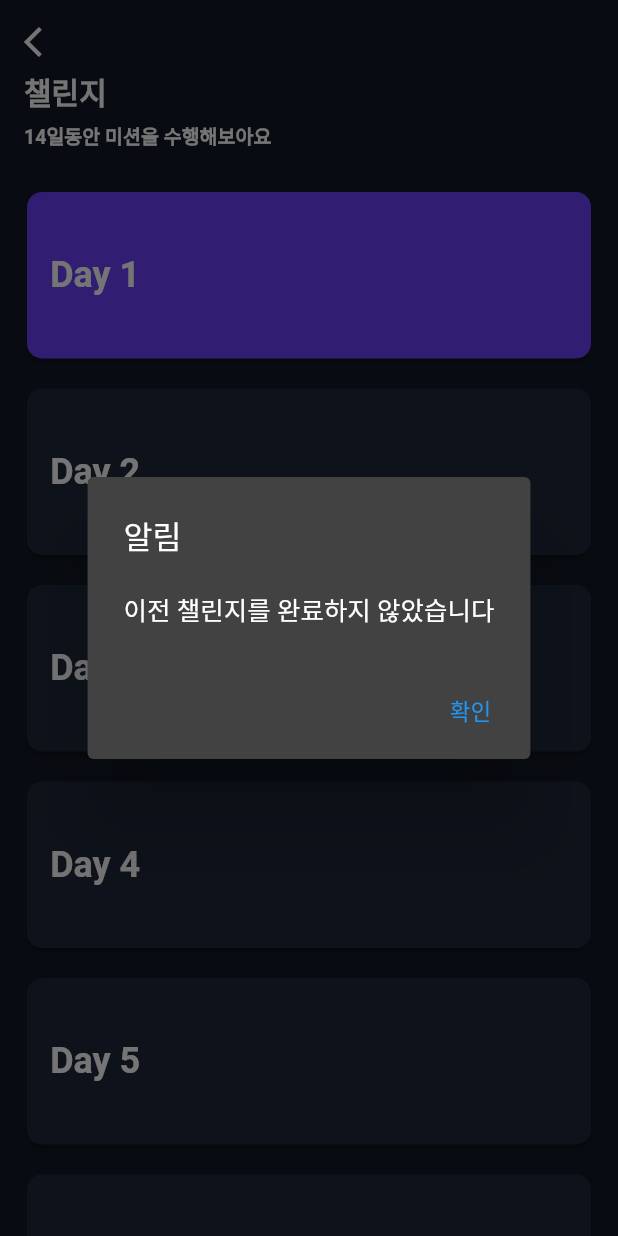
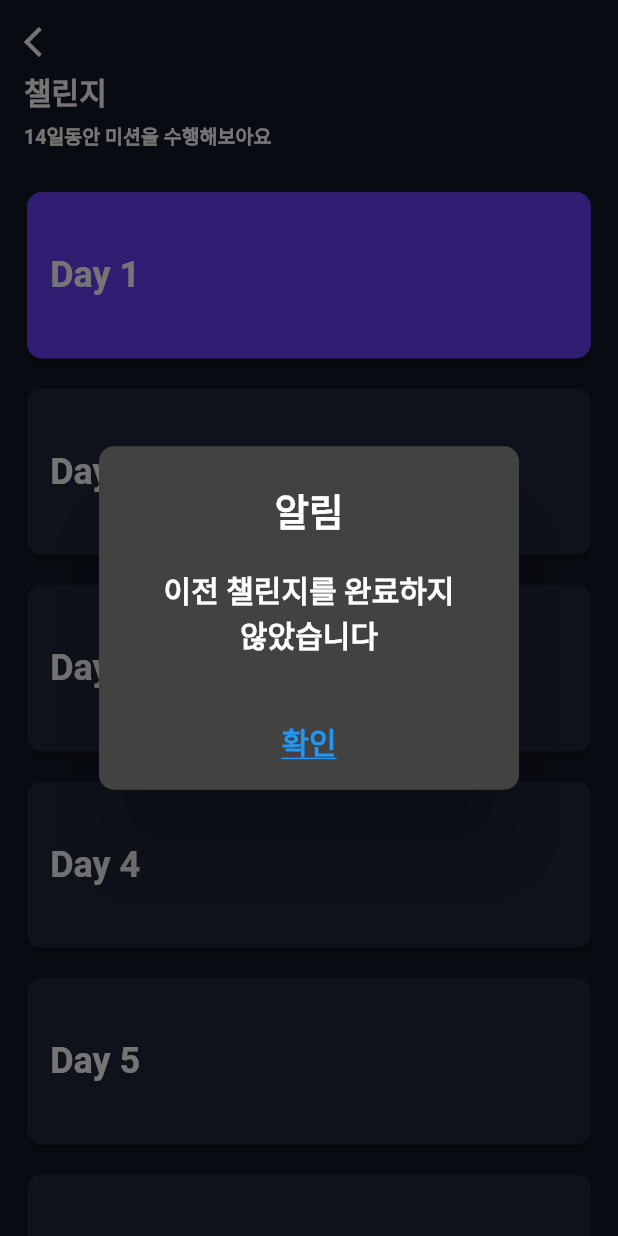
Before and after one commit to Miribyeol/MIRI-APP, a Flutter app: the ChallengeListScreen screen opened by its route, after a tap on an icon or button, on a phone screen of 412 x 824 dp. Run offline on Flutter 3.47's test engine with Material 2 defaults, Android fonts, the phone set to English and light mode, and no system bars; our stand-ins replace flutter_dotenv, flutter_secure_storage; missing offline and left inert: kakao_flutter_sdk; accounts and stored records are empty; network calls fail.

```diff
--- a/lib/screens/challenge.dart
+++ b/lib/screens/challenge.dart
@@ -78,7 +78,7 @@ class ChallengPage extends StatelessWidget {
   Widget build(BuildContext context) {
     return Scaffold(
       appBar: PreferredSize(
-        preferredSize: Size.fromHeight(60.0),
+        preferredSize: const Size.fromHeight(60.0),
         child: AppBar(
           leading: IconButton(
             icon: const Icon(Icons.arrow_back_ios),
@@ -86,7 +86,7 @@ class ChallengPage extends StatelessWidget {
               Navigator.pop(context);
             },
           ),
-          backgroundColor: Color(0xff6b42f8),
+          backgroundColor: const Color(0xff6b42f8),
           elevation: 0,
         ),
       ),
--- a/lib/screens/challenge_list.dart
+++ b/lib/screens/challenge_list.dart
@@ -70,7 +70,7 @@ class ChallengeListScreenState extends State<ChallengeListScreen> {
     return Scaffold(
       backgroundColor: const Color(0xff121824),
       appBar: PreferredSize(
-        preferredSize: Size.fromHeight(110.0),
+        preferredSize: const Size.fromHeight(110.0),
         child: AppBar(
           leading: IconButton(
             icon: const Icon(Icons.arrow_back_ios),
@@ -80,8 +80,8 @@ class ChallengeListScreenState extends State<ChallengeListScreen> {
           ),
           flexibleSpace: Container(
             padding: const EdgeInsets.only(left: 16.0),
-            color: Color(0xFF121824),
-            child: Column(
+            color: const Color(0xFF121824),
+            child: const Column(
               mainAxisAlignment: MainAxisAlignment.end,
               crossAxisAlignment: CrossAxisAlignment.start,
               children: [
@@ -104,7 +104,7 @@ class ChallengeListScreenState extends State<ChallengeListScreen> {
               ],
             ),
           ),
-          backgroundColor: Color(0xFF121824),
+          backgroundColor: const Color(0xFF121824),
           elevation: 0,
         ),
       ),
@@ -137,15 +137,38 @@ class ChallengeListScreenState extends State<ChallengeListScreen> {
                               context: context,
                               builder: (context) {
                                 return AlertDialog(
-                                  title: Text("알림"),
-                                  content: Text("이미 완료한 챌린지 입니다"),
+                                  shape: RoundedRectangleBorder(
+                                    borderRadius: BorderRadius.circular(10.0),
+                                  ),
+                                  title: const Text(
+                                    "알림",
+                                    textAlign: TextAlign.center,
+                                    style: TextStyle(
+                                        fontSize: 25,
+                                        fontWeight: FontWeight.bold),
+                                  ),
+                                  content: const Text(
+                                    "이미 완료한 챌린지입니다",
+                                    textAlign: TextAlign.center,
+                                    style: TextStyle(
+                                        fontSize: 20,
+                                        fontWeight: FontWeight.bold),
+                                  ),
+                                  actionsAlignment: MainAxisAlignment.center,
                                   actions: <Widget>[
                                     TextButton(
-                                      child: Text("확인"),
+                                      child: const Text(
+                                        "확인",
+                                        style: TextStyle(
+                                          fontSize: 20,
+                                          decoration: TextDecoration.underline,
+                                          fontWeight: FontWeight.bold,
+                                        ),
+                                      ),
                                       onPressed: () {
                                         Navigator.of(context).pop();
                                       },
-                                    )
+                                    ),
                                   ],
                                 );
                               },
@@ -158,11 +181,34 @@ class ChallengeListScreenState extends State<ChallengeListScreen> {
                               context: context,
                               builder: (context) {
                                 return AlertDialog(
-                                  title: Text("알림"),
-                                  content: Text("이전 챌린지를 완료하지 않았습니다"),
+                                  shape: RoundedRectangleBorder(
+                                    borderRadius: BorderRadius.circular(10.0),
+                                  ),
+                                  title: const Text(
+                                    "알림",
+                                    textAlign: TextAlign.center,
+                                    style: TextStyle(
+                                        fontSize: 25,
+                                        fontWeight: FontWeight.bold),
+                                  ),
+                                  content: const Text(
+                                    "이전 챌린지를 완료하지\n않았습니다",
+                                    textAlign: TextAlign.center,
+                                    style: TextStyle(
+                                        fontSize: 20,
+                                        fontWeight: FontWeight.bold),
+                                  ),
+                                  actionsAlignment: MainAxisAlignment.center,
                                   actions: <Widget>[
                                     TextButton(
-                                      child: Text("확인"),
+                                      child: const Text(
+                                        "확인",
+                                        style: TextStyle(
+                                          fontSize: 20,
+                                          decoration: TextDecoration.underline,
+                                          fontWeight: FontWeight.bold,
+                                        ),
+                                      ),
                                       onPressed: () {
                                         Navigator.of(context).pop();
                                       },
@@ -185,13 +231,13 @@ class ChallengeListScreenState extends State<ChallengeListScreen> {
                           backgroundColor: MaterialStateProperty.all<Color>(
                               // 챌린지를 완료한 경우 회색
                               challengeStep.contains(index + 1)
-                                  ? Color(0xff1F2839)
+                                  ? const Color(0xff1F2839)
                                   // 이전 챌린지를 완료하지 않은 경우 빨간색
                                   : (index + 1 >
                                           (challengeStep.isNotEmpty
                                               ? challengeStep.last + 1
                                               : 1))
-                                      ? Color(0xff1F2839)
+                                      ? const Color(0xff1F2839)
                                       // 그 외의 경우 기본 색상
                                       : const Color(0xff6B42F8)),
                           shape:
--- a/lib/screens/challenge_pop_up.dart
+++ b/lib/screens/challenge_pop_up.dart
@@ -24,7 +24,7 @@ class ChallengPopUpState extends State<ChallengPopUp> {
 //감정 선택후 전송기능
   Future<void> sendChallengeFeedbackToServer(List<String> emotions) async {
     try {
-      if (emotions.isEmpty || emotions.length > 3) {
+      if (emotions.isEmpty || emotions.length > 4) {
         print('최대 3개까지 선택하세요');
         return;
       }
--- a/lib/screens/mypage.dart
+++ b/lib/screens/mypage.dart
@@ -3,7 +3,9 @@ import 'package:flutter/material.dart';
 import 'package:flutter_secure_storage/flutter_secure_storage.dart'; // 추가
 
 class MypageScreen extends StatelessWidget {
-  final FlutterSecureStorage _storage = const FlutterSecureStorage(); // 추가
+  final FlutterSecureStorage _storage = const FlutterSecureStorage();
+
+  const MypageScreen({super.key}); // 추가
 
   Future<void> _logout(context) async {
     await _storage.delete(key: 'jwt_token'); // jwt_token 토큰값 삭제
--- a/lib/screens/mypage_pet_info.dart
+++ b/lib/screens/mypage_pet_info.dart
@@ -173,9 +173,9 @@ class AnimalScreenState extends State<AnimalScreen> {
     return Scaffold(
       appBar: AppBar(
         title: const Text('반려동물 정보 관리',
-        style: TextStyle(
-          fontWeight:FontWeight.bold,
-        )),
+            style: TextStyle(
+              fontWeight: FontWeight.bold,
+            )),
         centerTitle: true,
         leading: IconButton(
           icon: const Icon(Icons.arrow_back),
--- a/lib/screens/onboarding.dart
+++ b/lib/screens/onboarding.dart
@@ -164,6 +164,8 @@ class OnboardingScreen extends StatelessWidget {
 }
 
 class LogoScreen extends StatefulWidget {
+  const LogoScreen({super.key});
+
   @override
   _LogoScreenState createState() => _LogoScreenState();
 }
@@ -174,7 +176,7 @@ class _LogoScreenState extends State<LogoScreen> {
     super.initState();
 
     // 3초 동안 대기 후 start.dart 화면으로 이동
-    Future.delayed(Duration(seconds: 1), () {
+    Future.delayed(const Duration(seconds: 1), () {
       Navigator.of(context).pushReplacementNamed('/start');
     });
   }
--- a/lib/screens/pet_charnel.dart
+++ b/lib/screens/pet_charnel.dart
@@ -95,7 +95,7 @@ class _PetCharnelScreenState extends State<PetCharnelScreen> {
                           const SizedBox(height: 10.0),
                           Text(
                             petName ?? '',
-                            style: TextStyle(
+                            style: const TextStyle(
                               color: Colors.black,
                               fontSize: 30.0,
                               fontWeight: FontWeight.bold,
@@ -105,7 +105,7 @@ class _PetCharnelScreenState extends State<PetCharnelScreen> {
                           const SizedBox(height: 10.0),
                           Text(
                             '$petBirthDate ~ $petDeathDate',
-                            style: TextStyle(
+                            style: const TextStyle(
                               color: Colors.black,
                               fontSize: 18.0,
                               fontWeight: FontWeight.bold,
```
Also changed, not shown: lib/main.dart (+8 -6 lines), lib/screens/miri_station.dart (added, +106 -0 lines), lib/screens/pet_info_input.dart (+19 -3 lines), lib/screens/start.dart (+56 -16 lines), pubspec.lock.
